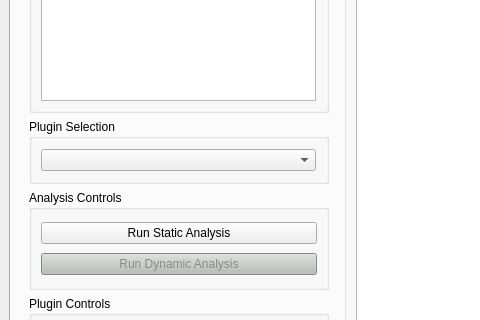
This is src/GUI/ui_files/BATT5_GUI.ui in adalio0/BATT5 as Qt 5 draws it before an edit; both pictures show x 0 to 480 and y 377 to 697 of the 1011 by 794 pixel window. The edited form follows.
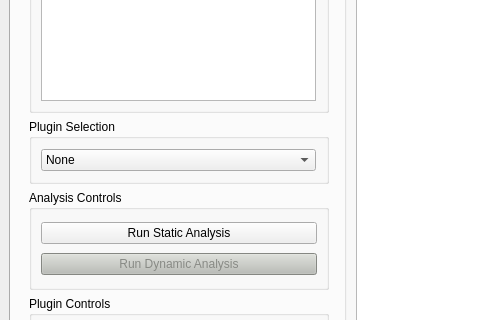
This is the edited form.

Commit message: Added none option for filtering testing

Patch:
```diff
--- a/src/GUI/ui_files/BATT5_GUI.ui
+++ b/src/GUI/ui_files/BATT5_GUI.ui
@@ -156,6 +156,11 @@
                      <height>16777215</height>
                     </size>
                    </property>
+                   <item>
+                    <property name="text">
+                     <string>None</string>
+                    </property>
+                   </item>
                   </widget>
                  </item>
                 </layout>
```
The commit also changes 1 other file.
